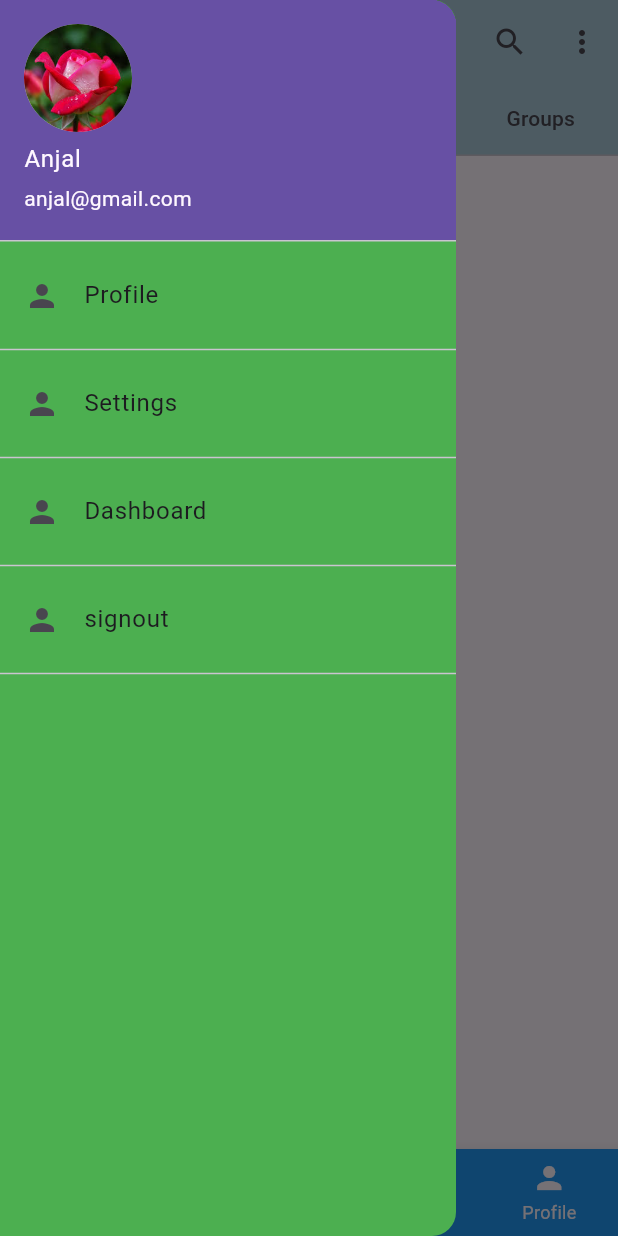
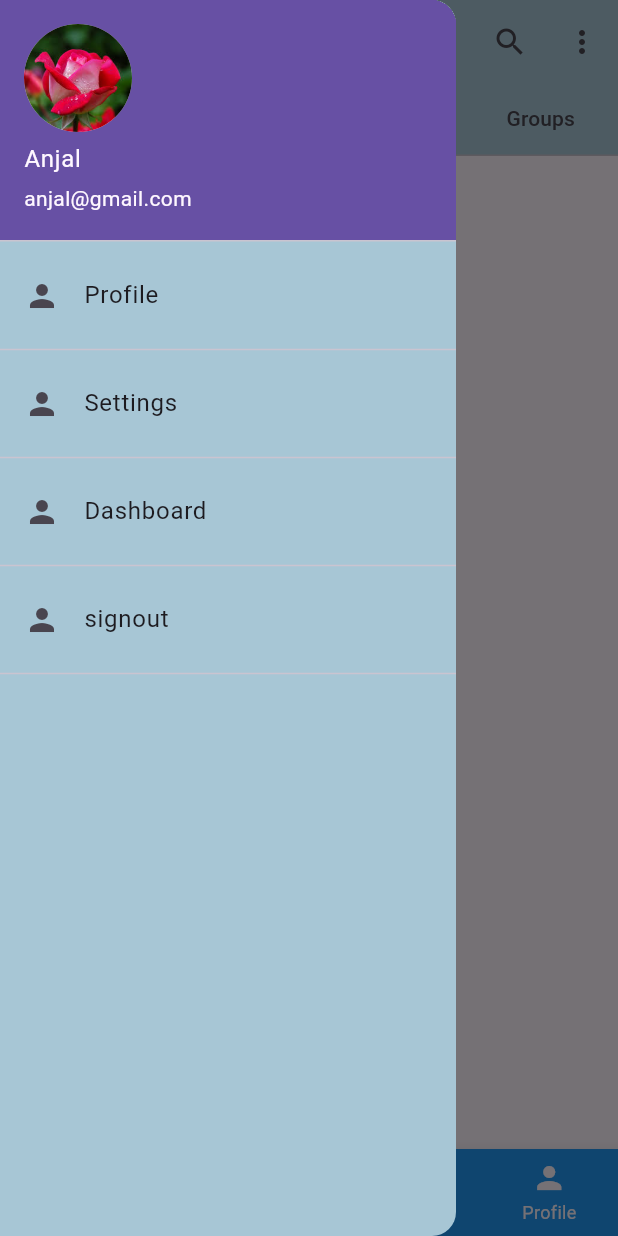
Before and after one commit to anjalaju/Dempro, a Flutter app: the screen it shows after launch, with the side drawer open, on a phone screen of 412 x 824 dp. Run offline on Flutter 3.47's test engine with Material 3 defaults, Android fonts, the phone set to English and light mode, and no system bars; key blocks and very long unbroken strings in the code were emptied for the run.

Commit message:
16/3/2025

```diff
--- a/lib/tab.dart
+++ b/lib/tab.dart
@@ -54,29 +54,24 @@ class _TabbState extends State<Tabb> {
         bottomNavigationBar: BottomNavigationBar(
           items: const [
             BottomNavigationBarItem(
-              icon: Icon(Icons.home),
-              label: 'home',
-              backgroundColor: Colors.blue
-            ),
+                icon: Icon(Icons.home),
+                label: 'home',
+                backgroundColor: Colors.blue),
             BottomNavigationBarItem(
                 icon: Icon(Icons.search),
                 label: 'Search',
-                backgroundColor: Colors.blue
-                ),
+                backgroundColor: Colors.blue),
             BottomNavigationBarItem(
                 icon: Icon(Icons.settings),
                 label: 'Settings',
-              backgroundColor: Colors.blue
-
-                ),
+                backgroundColor: Colors.blue),
             BottomNavigationBarItem(
                 icon: Icon(
                   Icons.person,
                   // color: Colors.amber,
                 ),
                 label: 'Profile',
-              backgroundColor: Colors.blue
-                ),
+                backgroundColor: Colors.blue),
           ],
           currentIndex: indexnum,
           onTap: (int index) {
@@ -87,7 +82,7 @@ class _TabbState extends State<Tabb> {
           showUnselectedLabels: true,
         ),
         drawer: Drawer(
-          backgroundColor: Colors.green,
+          backgroundColor: const Color.fromARGB(255, 167, 198, 213),
           child: ListView(
             children: [
               const UserAccountsDrawerHeader(
```
